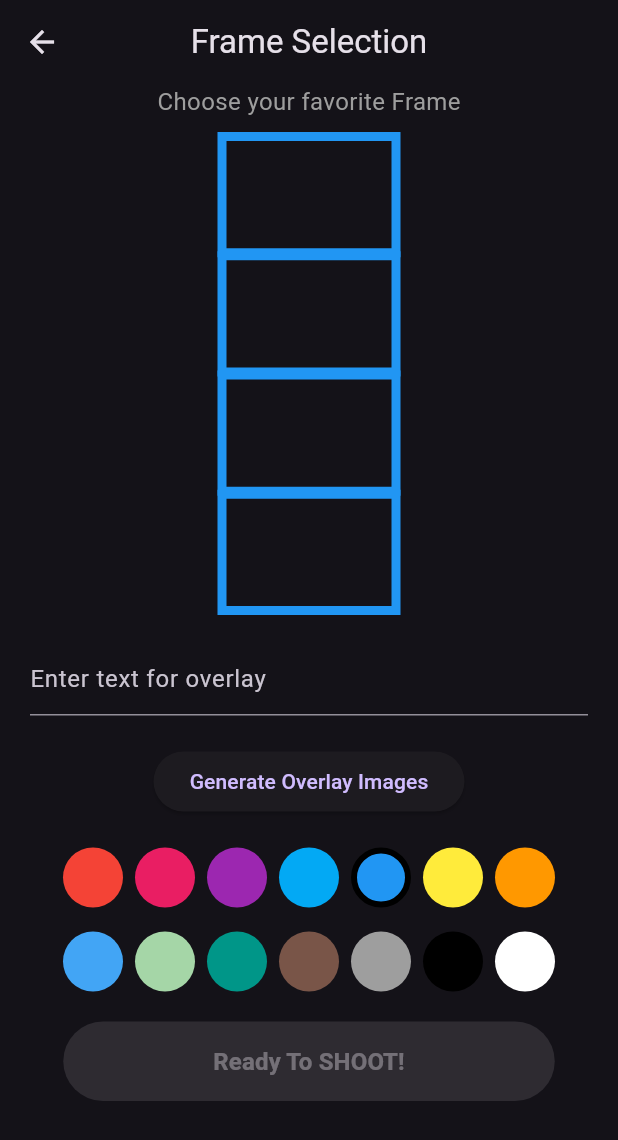
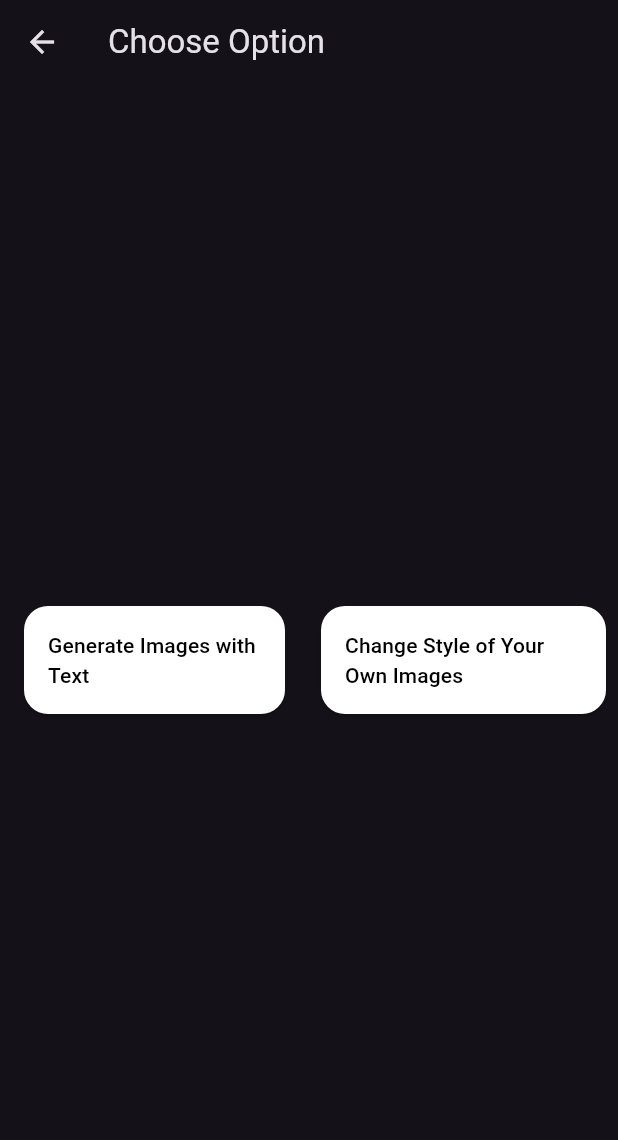
Before and after one commit to Many-Ong/Epson-SnapIt-FE, a Flutter app: the screen it shows after launch, after a tap on "START", on a phone screen of 412 x 824 dp. Shown: the top 1140 px of the screen. Run offline on Flutter 3.47's test engine with Material 3 defaults, Android fonts, the phone set to English and light mode, and no system bars; our stand-ins replace camera, flutter_dotenv, image_gallery_saver, image_picker, permission_handler.

Commit message:
✨ Take photos with uploaded overlay images by user (#18)
* ✨ Take photos with uploaded overlay images by user

* ✨ Add changing style of uploaded image feature

```diff
--- /dev/null
+++ b/lib/screens/ai_selection_screen.dart
@@ -0,0 +1,88 @@
+import 'package:flutter/material.dart';
+import 'package:camera/camera.dart';
+import 'text_to_image_screen.dart';
+import 'change_style_of_uploaded_image_screen.dart';
+
+class AISelectionScreen extends StatelessWidget {
+  final CameraDescription camera;
+
+  AISelectionScreen({required this.camera});
+
+  @override
+  Widget build(BuildContext context) {
+    return Scaffold(
+      appBar: AppBar(
+        title: const Text('Choose Option'),
+      ),
+      body: SafeArea(
+        child: Center(
+          child: Column(
+            mainAxisAlignment: MainAxisAlignment.center,
+            children: [
+              Row(
+                mainAxisAlignment: MainAxisAlignment.center,
+                children: [
+                  Expanded(
+                    child: Padding(
+                      padding: const EdgeInsets.all(16.0),
+                      child: ElevatedButton(
+                        onPressed: () {
+                          Navigator.push(
+                            context,
+                            MaterialPageRoute(
+                              builder: (context) =>
+                                  TextToImageScreen(camera: camera),
+                            ),
+                          );
+                        },
+                        style: ElevatedButton.styleFrom(
+                          backgroundColor: Colors.white,
+                          foregroundColor: Colors.black,
+                          padding: const EdgeInsets.symmetric(
+                              vertical: 16, horizontal: 16),
+                          shape: RoundedRectangleBorder(
+                            borderRadius: BorderRadius.circular(
+                                16), // Reduced border radius
+                          ),
+                        ),
+                        child: const Text('Generate Images with Text'),
+                      ),
+                    ),
+                  ),
+                  Expanded(
+                    child: Padding(
+                      padding: const EdgeInsets.all(8.0),
+                      child: ElevatedButton(
+                        onPressed: () {
+                          Navigator.push(
+                            context,
+                            MaterialPageRoute(
+                              builder: (context) =>
+                                  ChangeStyleOfUploadedImageScreen(
+                                      camera: camera),
+                            ),
+                          );
+                        },
+                        style: ElevatedButton.styleFrom(
+                          backgroundColor: Colors.white,
+                          foregroundColor: Colors.black,
+                          padding: const EdgeInsets.symmetric(
+                              vertical: 16, horizontal: 16),
+                          shape: RoundedRectangleBorder(
+                            borderRadius: BorderRadius.circular(
+                                16), // Reduced border radius
+                          ),
+                        ),
+                        child: const Text('Change Style of Your Own Images'),
+                      ),
+                    ),
+                  ),
+                ],
+              ),
+            ],
+          ),
+        ),
+      ),
+    );
+  }
+}
--- a/lib/screens/frame_selection_screen.dart
+++ b/lib/screens/frame_selection_screen.dart
@@ -1,15 +1,13 @@
-import 'dart:math';
-import 'dart:typed_data';
 import 'package:flutter/material.dart';
+import 'package:camera/camera.dart';
 import 'camera_screen.dart';
-import 'package:camera/camera.dart';
-import 'package:snapit/services/deepai_api_service.dart';
-import 'dart:convert';
 
 class FrameSelectionScreen extends StatefulWidget {
   final CameraDescription camera;
+  final List<String> overlayImages;
 
-  FrameSelectionScreen({super.key, required this.camera});
+  FrameSelectionScreen(
+      {super.key, required this.camera, required this.overlayImages});
 
   @override
   _FrameSelectionScreenState createState() => _FrameSelectionScreenState();
@@ -34,70 +32,14 @@ class _FrameSelectionScreenState extends State<FrameSelectionScreen> {
   ];
 
   Color selectedFrameColor = Colors.blue; // Default color
-  TextEditingController _textController = TextEditingController();
-
-  final DeepAiApiService deepAiApiService = DeepAiApiService();
-  List<String> generatedImageUrls = []; // Store generated image URLs
-  bool isLoading = false; // Flag to track if images are being generated
-
-  Future<void> generateOverlayImages(String text) async {
-    setState(() {
-      isLoading = true; // Start loading
-    });
-
-    const List<String> locations = [
-      'right side of the image',
-      'left side of the image'
-    ];
-    const List<String> actions = [
-      'jumping',
-      'running',
-      'sitting',
-      'standing',
-      'walking',
-      'sleeping'
-    ];
-
-    final random = Random();
-
-    for (int i = 0; i < 4; i++) {
-      final randomLocation = locations[random.nextInt(locations.length)];
-      final randomAction = actions[random.nextInt(actions.length)];
-      print(
-          'Generating overlay image with text: $text $randomAction $randomLocation');
-
-      try {
-        final response = await deepAiApiService.text2img(
-            text: '$text $randomAction placed on the $randomLocation');
-        final responseData = json.decode(response);
-        final imageUrl = responseData['output_url'];
-
-        // Remove background from generated image
-        final imageWithRemovedBgUrl =
-            await deepAiApiService.removeBackground(imageUrl);
-        generatedImageUrls.add(imageWithRemovedBgUrl);
-
-        print(
-            'Image generated and background removed successfully: $imageWithRemovedBgUrl');
-      } catch (e) {
-        print('Failed to generate overlay image: $e');
-      }
-    }
-
-    setState(() {
-      isLoading = false; // Stop loading
-    });
-  }
 
   @override
   Widget build(BuildContext context) {
     return Scaffold(
       appBar: AppBar(
-        title: const Text('Frame Selection'),
-        centerTitle: true,
+        title: const Text('Select Frame Color'),
       ),
       body: SafeArea(
-        child: SingleChildScrollView(
         child: Column(
           mainAxisAlignment: MainAxisAlignment.center,
           children: [
@@ -112,30 +54,6 @@ class _FrameSelectionScreenState extends State<FrameSelectionScreen> {
                 painter: FramePainter(selectedFrameColor),
               ),
             ),
-              SizedBox(height: 20),
-              Padding(
-                padding: const EdgeInsets.symmetric(horizontal: 20.0),
-                child: TextField(
-                  controller: _textController,
-                  decoration: InputDecoration(
-                    hintText: 'Enter text for overlay',
-                  ),
-                ),
-              ),
-              SizedBox(height: 20),
-              Padding(
-                padding: const EdgeInsets.symmetric(horizontal: 20.0),
-                child: ElevatedButton(
-                  onPressed: () async {
-                    await generateOverlayImages(_textController.text);
-                  },
-                  child: Text('Generate Overlay Images'),
-                ),
-              ),
-              if (isLoading) ...[
-                SizedBox(height: 20),
-                CircularProgressIndicator(),
-              ],
             SizedBox(height: 20),
             Padding(
               padding: const EdgeInsets.symmetric(horizontal: 20.0),
@@ -168,19 +86,16 @@ class _FrameSelectionScreenState extends State<FrameSelectionScreen> {
               ),
             ),
             Padding(
-                padding:
-                    const EdgeInsets.symmetric(horizontal: 20, vertical: 20),
+              padding: const EdgeInsets.symmetric(horizontal: 20, vertical: 20),
               child: ElevatedButton(
-                  onPressed: isLoading || generatedImageUrls.isEmpty
-                      ? null
-                      : () {
+                onPressed: () {
                   Navigator.push(
                     context,
                     MaterialPageRoute(
                       builder: (context) => CameraScreen(
                         camera: widget.camera,
                         frameColor: selectedFrameColor,
-                                overlayImages: generatedImageUrls,
+                        overlayImages: widget.overlayImages,
                       ),
                     ),
                   );
@@ -188,8 +103,8 @@ class _FrameSelectionScreenState extends State<FrameSelectionScreen> {
                 style: ElevatedButton.styleFrom(
                   backgroundColor: Colors.white,
                   foregroundColor: Colors.black,
-                    padding: const EdgeInsets.symmetric(
-                        horizontal: 100, vertical: 15),
+                  padding:
+                      const EdgeInsets.symmetric(horizontal: 100, vertical: 15),
                   shape: RoundedRectangleBorder(
                     borderRadius: BorderRadius.circular(50),
                   ),
@@ -204,7 +119,6 @@ class _FrameSelectionScreenState extends State<FrameSelectionScreen> {
               ),
             ),
           ],
-          ),
         ),
       ),
     );
--- a/lib/screens/home_screen.dart
+++ b/lib/screens/home_screen.dart
@@ -1,7 +1,7 @@
 import 'package:flutter/material.dart';
 import 'package:camera/camera.dart';
-import 'frame_selection_screen.dart';
 import '../services/api_service.dart';
+import 'ai_selection_screen.dart';
 
 class HomeScreen extends StatelessWidget {
   final CameraDescription? camera;
@@ -35,8 +35,7 @@ class HomeScreen extends StatelessWidget {
               Navigator.push(
                 context,
                 MaterialPageRoute(
-                    builder: (context) =>
-                        FrameSelectionScreen(camera: camera!)),
+                    builder: (context) => AISelectionScreen(camera: camera!)),
               );
             },
             style: ElevatedButton.styleFrom(
--- a/pubspec.yaml
+++ b/pubspec.yaml
@@ -41,6 +41,7 @@ dependencies:
   image_extensions: any
   path_provider: ^2.1.3
   image_gallery_saver: ^1.7.1
+  image_picker: ^0.8.4+3
   permission_handler: ^8.1.6
   dart_format: ^1.1.4
 
```
Also changed, not shown: lib/screens/camera_screen.dart (+24 -14 lines), lib/screens/change_style_of_uploaded_image_screen.dart (added, +135 -0 lines), lib/screens/image_upload_screen.dart (added, +77 -0 lines), lib/screens/text_to_image_screen.dart (added, +125 -0 lines), lib/services/deepai_api_service.dart (+30 -5 lines), pubspec.lock, 7 other files. Lines whose indentation alone changed are shown as unchanged.
